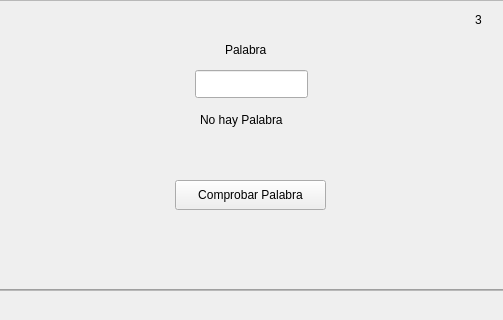
MrLohren/AFD_Automatas, file AFD_Automatas/mainwindow.ui: the form before one commit; both pictures show x 574 to 1077 and y 0 to 320 of the 1077 by 642 pixel window.
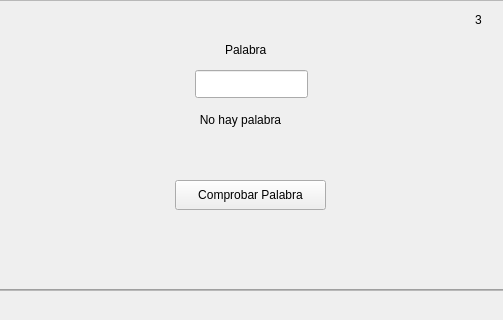
The form after the commit.

```diff
--- a/AFD_Automatas/mainwindow.ui
+++ b/AFD_Automatas/mainwindow.ui
@@ -455,14 +455,23 @@
     <widget class="QLabel" name="label_15">
      <property name="geometry">
       <rect>
-       <x>225</x>
+       <x>195</x>
        <y>110</y>
-       <width>111</width>
+       <width>141</width>
        <height>20</height>
       </rect>
      </property>
+     <property name="sizePolicy">
+      <sizepolicy hsizetype="Preferred" vsizetype="Preferred">
+       <horstretch>0</horstretch>
+       <verstretch>0</verstretch>
+      </sizepolicy>
+     </property>
      <property name="text">
-      <string>No hay Palabra</string>
+      <string>No hay palabra</string>
+     </property>
+     <property name="alignment">
+      <set>Qt::AlignCenter</set>
      </property>
     </widget>
    </widget>
```
